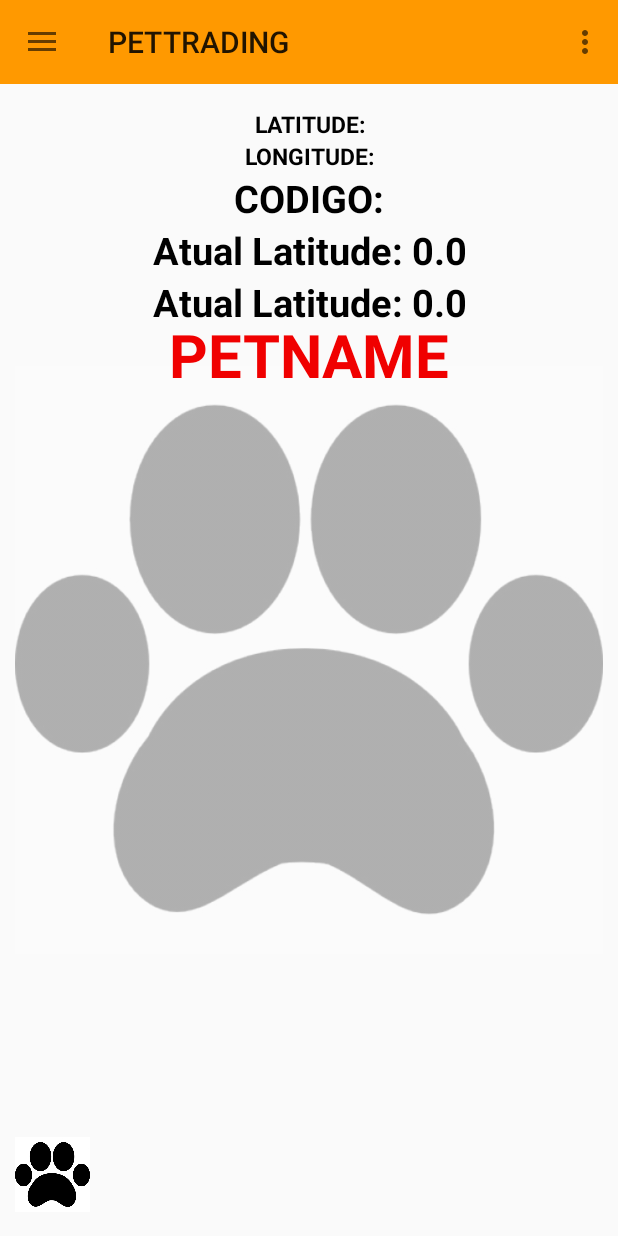
After one commit to SiegeSoft/pet, an Android app: the BuscaRapidaActivity screen opened directly, with no data from a screen before it, on a phone screen of 412 x 824 dp. The commit adds this screen. Run offline under Robolectric (Android 15) with nearby library versions, the phone set to English and light mode, and no system bars; our stand-ins replace Volley; network calls fail; 2 statements that could not run were skipped.

Commit message:
Implementacao da tela Busca Rapida

```diff
--- a/app/src/main/java/pet/com/br/pet/anuncio/AnunciosActivity.java
+++ b/app/src/main/java/pet/com/br/pet/anuncio/AnunciosActivity.java
@@ -82,7 +82,7 @@ public class AnunciosActivity extends BaseMenu {
 
         @Override
         public void onScrolled(RecyclerView recyclerView, int dx, int dy) {
-            super.onScrolled(recyclerView, dx, dy);
+            super.onScrolled(recyclerView, dx, -dy);
             if (isLastItemDisplaying(recyclerView)) {
                 getData();
             }
--- /dev/null
+++ b/app/src/main/java/pet/com/br/pet/gps/BuscaRapidaActivity.java
@@ -0,0 +1,171 @@
+package pet.com.br.pet.gps;
+
+import android.Manifest;
+import android.content.Context;
+import android.content.pm.PackageManager;
+import android.graphics.Bitmap;
+import android.graphics.BitmapFactory;
+import android.location.Location;
+import android.location.LocationManager;
+import android.os.Bundle;
+import android.support.v4.app.ActivityCompat;
+
+import android.util.Base64;
+import android.util.Log;
+import android.view.Menu;
+import android.view.View;
+
+import android.widget.ImageView;
+import android.widget.ProgressBar;
+import android.widget.TextView;
+import android.widget.Toast;
+
+import com.android.volley.RequestQueue;
+import com.android.volley.Response;
+import com.android.volley.VolleyError;
+import com.android.volley.toolbox.JsonArrayRequest;
+import com.android.volley.toolbox.JsonObjectRequest;
+import com.android.volley.toolbox.Volley;
+
+import org.json.JSONArray;
+import org.json.JSONException;
+import org.json.JSONObject;
+import org.json.JSONStringer;
+
+import pet.com.br.pet.R;
+import pet.com.br.pet.menus.BaseMenu;
+import pet.com.br.pet.models.BuscaRapida;
+import pet.com.br.pet.utils.AnunciosUtils;
+import pet.com.br.pet.utils.BuscaRapidaUtils;
+
+/**
+ * Created by iaco_ on 24/08/2016.
+ */
+public class BuscaRapidaActivity extends BaseMenu {
+
+    private String getLatitude, getLongitude;
+
+
+    private TextView codigo;
+    private TextView myLatitude;
+    private TextView myLongitude;
+    private TextView myatualLongitude;
+    private TextView myatualLatitude;
+    private RequestQueue requestQueue;
+    ImageView img;
+
+
+    @Override
+    protected void onCreate(Bundle savedInstanceState) {
+        super.onCreate(savedInstanceState);
+        setContentView(R.layout.activity_buscarapida);
+
+        codigo = (TextView) findViewById(R.id.codigo);
+
+        myLatitude = (TextView) findViewById(R.id.latitude);
+        myLongitude = (TextView) findViewById(R.id.longitude);
+        myatualLatitude = (TextView) findViewById(R.id.atualLatitude);
+        myatualLongitude = (TextView) findViewById(R.id.atualLongitude);
+        img = (ImageView) findViewById(R.id.imagebuscarapida);
+
+
+        LocationManager lm = (LocationManager) getSystemService(Context.LOCATION_SERVICE);
+        if (ActivityCompat.checkSelfPermission(this, Manifest.permission.ACCESS_FINE_LOCATION) != PackageManager.PERMISSION_GRANTED && ActivityCompat.checkSelfPermission(this, Manifest.permission.ACCESS_COARSE_LOCATION) != PackageManager.PERMISSION_GRANTED) {
+            // TODO: Consider calling
+            //    ActivityCompat#requestPermissions
+            // here to request the missing permissions, and then overriding
+            //   public void onRequestPermissionsResult(int requestCode, String[] permissions,
+            //                                          int[] grantResults)
+            // to handle the case where the user grants the permission. See the documentation
+            // for ActivityCompat#requestPermissions for more details.
+            return;
+        }
+
+        Location location = lm.getLastKnownLocation(LocationManager.GPS_PROVIDER);
+        double longitude = location.getLongitude();
+        double latitude = location.getLatitude();
+        getLatitude = "" + latitude;
+        getLongitude = "" + longitude;
+
+        myatualLatitude.setText("Atual Latitude: " + getLatitude);
+        myatualLongitude.setText("Atual Latitude: " + getLongitude);
+
+        requestQueue = Volley.newRequestQueue(this);
+        requestQueue.add(getDataFromServer(getLatitude, getLongitude));
+
+    }
+
+
+    @Override
+    public boolean onCreateOptionsMenu(Menu menu) {
+        getMenuInflater().inflate(R.menu.main, menu);
+        return true;
+    }
+
+
+
+    private JsonObjectRequest getDataFromServer(String latitude, String longitude) {
+        final ProgressBar progressBar = (ProgressBar) findViewById(R.id.progressBar2);
+        progressBar.setVisibility(View.VISIBLE);
+        setProgressBarIndeterminateVisibility(true);
+
+        JsonObjectRequest json = new JsonObjectRequest(BuscaRapidaUtils.DATA_GPS_URL + latitude + "&LON=" + longitude,
+                new Response.Listener<JSONObject>() {
+                    @Override
+                    public void onResponse(JSONObject response) {
+                        parseData(response);
+                        progressBar.setVisibility(View.GONE);
+                    }
+                },
+                new Response.ErrorListener() {
+                    @Override
+                    public void onErrorResponse(VolleyError error) {
+                        progressBar.setVisibility(View.GONE);
+
+                        Toast.makeText(BuscaRapidaActivity.this, "Sem conexao com o servidor"+error, Toast.LENGTH_LONG).show();
+                    }
+                });
+
+        return json;
+    }
+
+
+    private void parseData(JSONObject json) {
+        BuscaRapida buscaRapida = new BuscaRapida();
+        try {
+            buscaRapida.setIdRandom(json.getString(BuscaRapidaUtils.TAG_ID));
+            buscaRapida.setLatitudeRandom(json.getString(BuscaRapidaUtils.TAG_LAT));
+            buscaRapida.setLongitudeRandom(json.getString(BuscaRapidaUtils.TAG_LON));
+            buscaRapida.setCodigo(json.getString(BuscaRapidaUtils.TAG_COD));
+            myLatitude.setText("LAT: " +buscaRapida.getLatitudeRandom());
+            myLongitude.setText("LON: " +buscaRapida.getLongitudeRandom());
+            codigo.setText("Codigo: "+ buscaRapida.getCodigo());
+
+
+            Log.v("ImagePatch:",json.getString(BuscaRapidaUtils.TAG_IMAGEMPATCH));
+            if (json.getString(BuscaRapidaUtils.TAG_IMAGEMPATCH).equals("")) {
+                buscaRapida.setImgid(null);
+            } else {
+                buscaRapida.setImgid(decodeBase64(json.getString(BuscaRapidaUtils.TAG_IMAGEMPATCH)));
+            }
+
+        } catch (JSONException e) {
+            Toast.makeText(BuscaRapidaActivity.this, "Error ao consultar o banco de dados"+e, Toast.LENGTH_SHORT).show();
+        }
+    }
+
+
+    private Bitmap decodeBase64(String input) {
+
+        if (input.equals("")) {
+            return null;
+        } else {
+            byte[] decodedString = Base64.decode(input, Base64.DEFAULT);
+            Bitmap decodedByte = BitmapFactory.decodeByteArray(decodedString, 0, decodedString.length);
+            img.setImageBitmap(decodedByte);
+            return decodedByte;
+
+        }
+    }
+
+}
--- /dev/null
+++ b/app/src/main/res/layout/activity_buscarapida.xml
@@ -0,0 +1,105 @@
+<RelativeLayout xmlns:android="http://schemas.android.com/apk/res/android"
+    xmlns:app="http://schemas.android.com/apk/res-auto"
+    android:layout_width="match_parent"
+    android:layout_height="match_parent"
+    android:paddingBottom="@dimen/activity_vertical_margin"
+    android:paddingLeft="10dp"
+    android:paddingRight="10dp"
+    android:paddingTop="@dimen/activity_vertical_margin"
+    app:layout_behavior="@string/appbar_scrolling_view_behavior">
+
+
+    <ImageView
+    android:id="@+id/imagebuscarapida"
+    android:layout_width="wrap_content"
+    android:layout_height="wrap_content"
+    android:layout_centerInParent="true"
+    android:alpha="0.3"
+    android:src="@drawable/pata"
+    />
+
+
+    <TextView
+        android:id="@+id/latitude"
+        android:layout_width="match_parent"
+        android:layout_height="wrap_content"
+        android:gravity="center"
+        android:text="LATITUDE:"
+        android:textSize="15sp"
+        android:textColor="#000000"
+        android:textStyle="bold" />
+    <TextView
+        android:id="@+id/longitude"
+        android:layout_width="match_parent"
+        android:layout_height="wrap_content"
+        android:text="LONGITUDE:"
+        android:gravity="center"
+        android:layout_below="@+id/latitude"
+        android:textSize="15sp"
+        android:textColor="#000000"
+        android:textStyle="bold" />
+
+    <TextView
+        android:id="@+id/codigo"
+        android:layout_width="match_parent"
+        android:layout_height="wrap_content"
+        android:gravity="center"
+        android:text="CODIGO:"
+        android:textSize="25sp"
+        android:textColor="#000000"
+        android:layout_below="@+id/longitude"
+        android:textStyle="bold" />
+
+
+    <TextView
+        android:id="@+id/atualLatitude"
+        android:layout_width="match_parent"
+        android:layout_height="wrap_content"
+        android:text="Atual Latitude:"
+        android:textSize="25sp"
+        android:textColor="#000000"
+        android:gravity="center"
+        android:layout_below="@+id/codigo"
+
+        android:textStyle="bold" />
+    <TextView
+        android:id="@+id/atualLongitude"
+        android:layout_width="match_parent"
+        android:layout_height="wrap_content"
+        android:text="Atual Longitude:"
+        android:textSize="25sp"
+        android:textColor="#000000"
+        android:textStyle="bold"
+        android:gravity="center"
+        android:layout_below="@+id/atualLatitude"/>
+
+
+    <TextView
+        android:id="@+id/raca"
+        android:layout_marginTop="60dp"
+        android:layout_width="match_parent"
+        android:layout_height="wrap_content"
+        android:gravity="center"
+        android:text="PETNAME"
+        android:textSize="40sp"
+        android:layout_below="@+id/codigo"
+        android:textColor="#F00000"
+        android:textStyle="bold" />
+
+
+
+
+    <ImageView
+        android:id="@+id/lovebuttom"
+        android:layout_width="50dp"
+        android:layout_height="50dp"
+        android:layout_alignParentBottom="true"
+        android:src="@drawable/pata"
+        />
+
+    <ProgressBar
+        android:id="@+id/progressBar2"
+        android:layout_width="wrap_content"
+        android:layout_height="wrap_content"
+        android:layout_centerInParent="true" />
+</RelativeLayout>
```
Also changed, not shown: app/src/main/AndroidManifest.xml (+8 -0 lines), app/src/main/java/pet/com/br/pet/anuncio/CadastroAnuncioActivity.java (+34 -1 lines), app/src/main/java/pet/com/br/pet/menus/BaseMenu.java (+7 -0 lines), app/src/main/java/pet/com/br/pet/models/BuscaRapida.java (added, +53 -0 lines), app/src/main/java/pet/com/br/pet/utils/BuscaRapidaUtils.java (added, +15 -0 lines).
